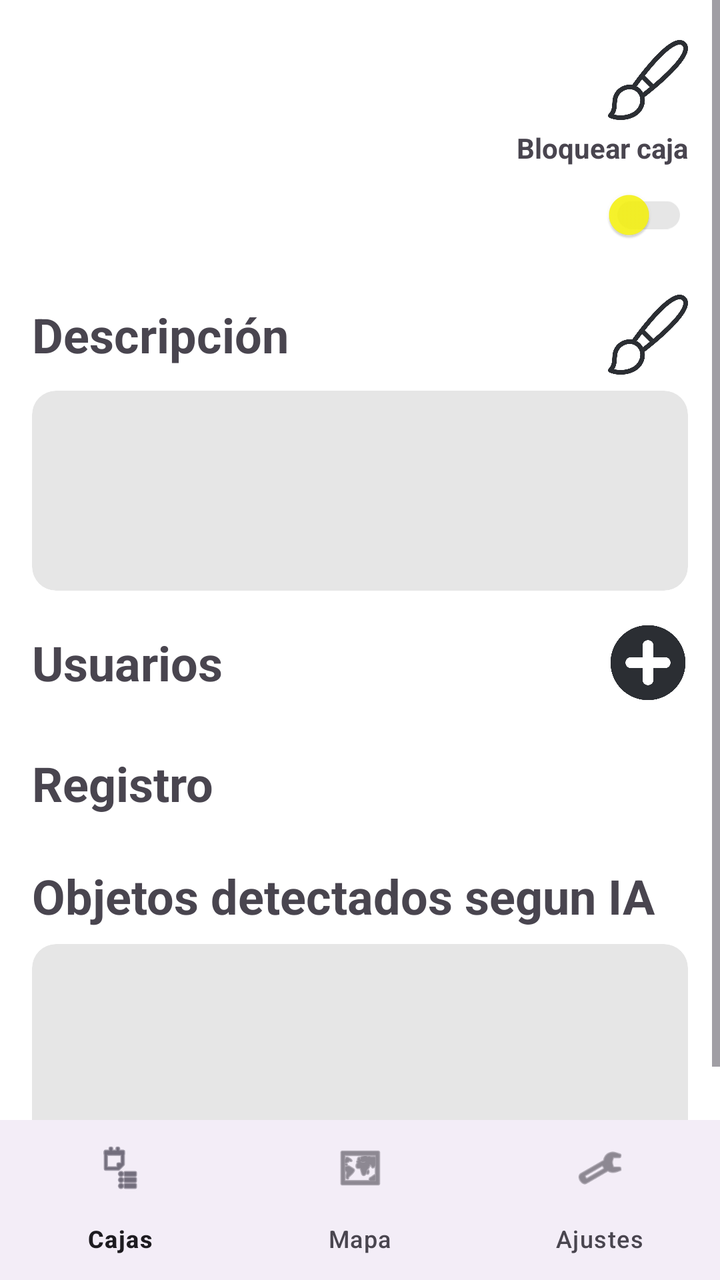
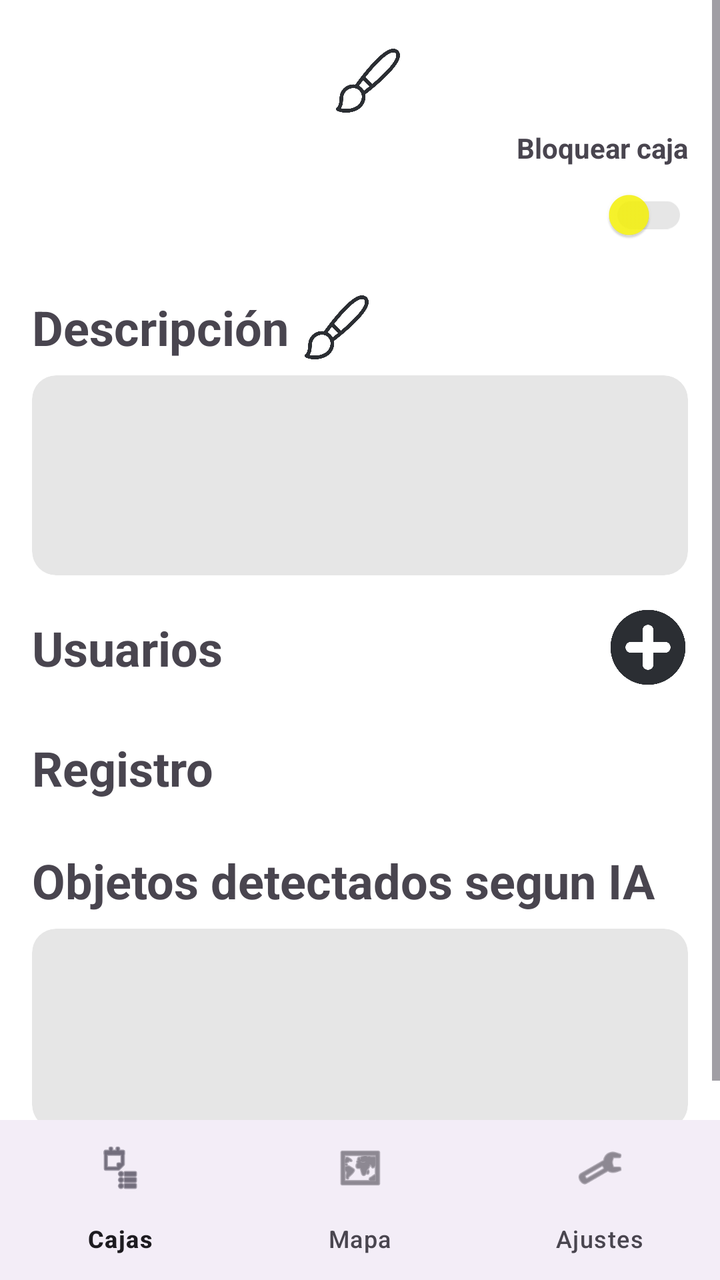

An Android layout rendered at two revisions. The XML below is the earlier revision; the diff shows what the commit changed to produce the second picture.
<!-- AndroidManifest.xml: application theme Theme.ProyeIoT -->
<!-- res/layout/activity_caja.xml -->
<?xml version="1.0" encoding="utf-8"?>
<LinearLayout xmlns:android="http://schemas.android.com/apk/res/android"
    xmlns:app="http://schemas.android.com/apk/res-auto"
    android:id="@+id/main"
    android:layout_width="match_parent"
    android:layout_height="match_parent"
    android:orientation="vertical">

    <FrameLayout
        android:layout_width="match_parent"
        android:layout_height="0dp"
        android:layout_weight="1">

        <ScrollView
            android:layout_width="match_parent"
            android:layout_height="match_parent">

            <LinearLayout
                android:layout_width="match_parent"
                android:layout_height="wrap_content"
                android:orientation="vertical"
                android:padding="16dp">

                <LinearLayout
                    android:layout_width="match_parent"
                    android:layout_height="wrap_content"
                    android:gravity="center_vertical"
                    android:orientation="horizontal">

                    <TextView
                        android:id="@+id/tvNombreCaja"
                        android:layout_width="0dp"
                        android:layout_height="wrap_content"
                        android:layout_weight="1"
                        android:gravity="center"
                        android:textSize="36sp"
                        android:textStyle="bold" />

                    <ImageButton
                        android:id="@+id/btnEditarNombre"
                        android:layout_width="40dp"
                        android:layout_height="40dp"
                        android:background="@android:color/transparent"
                        android:contentDescription="Editar nombre"
                        android:scaleType="fitCenter"
                        android:src="@drawable/icono_pincel"
                        app:tint="@color/fondo_3" />
                </LinearLayout>

                <TextView
                    android:layout_width="match_parent"
                    android:layout_height="wrap_content"
                    android:gravity="end"
                    android:text="Bloquear caja"
                    android:textStyle="bold" />

                <androidx.appcompat.widget.SwitchCompat
                    android:id="@+id/switchBloquear"
                    android:layout_width="match_parent"
                    android:layout_height="wrap_content"
                    android:gravity="end|center_vertical"
                    app:thumbTint="@color/boton_fondo"
                    app:trackTint="@color/fondo_2" />

                
                <LinearLayout
                    android:layout_width="match_parent"
                    android:layout_height="wrap_content"
                    android:layout_marginTop="16dp"
                    android:layout_marginBottom="8dp"
                    android:gravity="center_vertical"
                    android:orientation="horizontal">

                    <TextView
                        android:layout_width="0dp"
                        android:layout_height="wrap_content"
                        android:layout_weight="1"
                        android:text="Descripción"
                        android:textSize="24sp"
                        android:textStyle="bold" />

                    <ImageButton
                        android:id="@+id/btnEditarDescripcion"
                        android:layout_width="40dp"
                        android:layout_height="40dp"
                        android:background="@android:color/transparent"
                        android:contentDescription="Editar descripción"
                        android:scaleType="fitCenter"
                        android:src="@drawable/icono_pincel"
                        app:tint="@color/fondo_3" />
                </LinearLayout>

                <com.google.android.material.card.MaterialCardView
                    android:layout_width="match_parent"
                    android:layout_height="wrap_content"
                    app:cardBackgroundColor="@color/fondo_2"
                    app:cardCornerRadius="12dp"
                    app:cardElevation="0dp"
                    app:strokeWidth="0dp">

                    <TextView
                        android:id="@+id/tvDescripcion"
                        android:layout_width="match_parent"
                        android:layout_height="wrap_content"
                        android:minHeight="100dp"
                        android:padding="16dp"
                        android:textColor="@color/texto_cajas" />
                </com.google.android.material.card.MaterialCardView>

                
                <LinearLayout
                    android:layout_width="match_parent"
                    android:layout_height="wrap_content"
                    android:layout_marginTop="16dp"
                    android:layout_marginBottom="8dp"
                    android:gravity="center_vertical"
                    android:orientation="horizontal">

                    <TextView
                        android:layout_width="0dp"
                        android:layout_height="wrap_content"
                        android:layout_weight="1"
                        android:text="Usuarios"
                        android:textSize="24sp"
                        android:textStyle="bold" />

                    <ImageButton
                        android:id="@+id/btnAnadirUsuario"
                        android:layout_width="40dp"
                        android:layout_height="40dp"
                        android:background="@android:color/transparent"
                        android:contentDescription="Añadir usuario"
                        android:scaleType="fitCenter"
                        android:src="@drawable/icono_anadir"
                        app:tint="@color/fondo_3" />
                </LinearLayout>

                <com.google.android.material.card.MaterialCardView
                    android:layout_width="match_parent"
                    android:layout_height="wrap_content"
                    app:cardBackgroundColor="@color/fondo_2"
                    app:cardCornerRadius="12dp"
                    app:cardElevation="0dp"
                    app:strokeWidth="0dp">

                    <LinearLayout
                        android:id="@+id/rvUsuarios"
                        android:layout_width="match_parent"
                        android:layout_height="wrap_content"
                        android:orientation="vertical" />

                </com.google.android.material.card.MaterialCardView>

                
                <TextView
                    android:layout_width="wrap_content"
                    android:layout_height="wrap_content"
                    android:layout_marginTop="16dp"
                    android:layout_marginBottom="8dp"
                    android:text="Registro"
                    android:textSize="24sp"
                    android:textStyle="bold" />

                <com.google.android.material.card.MaterialCardView
                    android:layout_width="match_parent"
                    android:layout_height="wrap_content"
                    app:cardBackgroundColor="@color/fondo_2"
                    app:cardCornerRadius="12dp"
                    app:cardElevation="0dp"
                    app:strokeWidth="0dp">

                    <LinearLayout
                        android:id="@+id/rvRegistro"
                        android:layout_width="match_parent"
                        android:layout_height="wrap_content"
                        android:orientation="vertical" />
                </com.google.android.material.card.MaterialCardView>

                
                <TextView
                    android:layout_width="wrap_content"
                    android:layout_height="wrap_content"
                    android:layout_marginTop="16dp"
                    android:layout_marginBottom="8dp"
                    android:text="Objetos detectados segun IA"
                    android:textSize="24sp"
                    android:textStyle="bold" />

                <com.google.android.material.card.MaterialCardView
                    android:layout_width="match_parent"
                    android:layout_height="wrap_content"
                    app:cardBackgroundColor="@color/fondo_2"
                    app:cardCornerRadius="12dp"
                    app:cardElevation="0dp"
                    app:strokeWidth="0dp">

                    <TextView
                        android:id="@+id/tvObjetos"
                        android:layout_width="match_parent"
                        android:layout_height="wrap_content"
                        android:minHeight="100dp"
                        android:padding="16dp"
                        android:textColor="@color/texto_cajas" />
                </com.google.android.material.card.MaterialCardView>

            </LinearLayout>
        </ScrollView>
    </FrameLayout>

    <com.google.android.material.bottomnavigation.BottomNavigationView
        android:id="@+id/bottomNav"
        android:layout_width="match_parent"
        android:layout_height="wrap_content"
        app:menu="@menu/menu_inferior" />

</LinearLayout>
<!-- resources referenced by this layout -->
<resources>
  <color name="boton_fondo">@color/color_main</color>
  <color name="fondo_2">#E6E6E6</color>
  <color name="fondo_3">#2B2E33</color>
  <color name="texto_cajas">#000000</color>
  <!-- drawable icono_anadir: png bitmap (drawable, 11934 bytes) -->
  <!-- drawable icono_pincel: png bitmap (drawable, 14274 bytes) -->
  <style name="Theme.ProyeIoT" parent="Base.Theme.ProyeIoT">
          <item name="android:colorBackground">@color/fondo_1</item>
          <item name="android:windowBackground">@color/fondo_1</item>
      </style>
  <color name="color_main">#D6F8F402</color>
  <style name="Base.Theme.ProyeIoT" parent="Theme.Material3.DayNight.NoActionBar">
          <item name="materialButtonStyle">@style/Widget.ProyeIoT.Button</item>
      </style>
  <color name="fondo_1">#FFFFFFFF</color>
  <style name="Widget.ProyeIoT.Button" parent="Widget.Material3.Button">
          <item name="backgroundTint">@color/boton_fondo</item>
          <item name="android:textColor">@color/color_blanco</item>
          <item name="color">@color/color_negro</item>
      </style>
  <color name="color_blanco">#FFFFFF</color>
  <color name="color_negro">#000000</color>
</resources>

<!-- the commit's change to res/layout/activity_caja.xml (unified diff, before → after) -->
@@ -1,216 +1,249 @@
 <?xml version="1.0" encoding="utf-8"?>
-<LinearLayout xmlns:android="http://schemas.android.com/apk/res/android"
+<androidx.constraintlayout.widget.ConstraintLayout xmlns:android="http://schemas.android.com/apk/res/android"
     xmlns:app="http://schemas.android.com/apk/res-auto"
     android:id="@+id/main"
     android:layout_width="match_parent"
-    android:layout_height="match_parent"
-    android:orientation="vertical">
-
-    <FrameLayout
-        android:layout_width="match_parent"
+    android:layout_height="match_parent">
+
+    <ScrollView
+        android:id="@+id/scrollCaja"
+        android:layout_width="0dp"
         android:layout_height="0dp"
-        android:layout_weight="1">
-
-        <ScrollView
+        app:layout_constraintBottom_toTopOf="@id/bottomNav"
+        app:layout_constraintEnd_toEndOf="parent"
+        app:layout_constraintStart_toStartOf="parent"
+        app:layout_constraintTop_toTopOf="parent">
+
+        <androidx.constraintlayout.widget.ConstraintLayout
             android:layout_width="match_parent"
-            android:layout_height="match_parent">
-
-            <LinearLayout
-                android:layout_width="match_parent"
-                android:layout_height="wrap_content"
-                android:orientation="vertical"
-                android:padding="16dp">
+            android:layout_height="wrap_content"
+            android:padding="16dp">
+
+            <TextView
+                android:id="@+id/tvNombreCaja"
+                android:layout_width="wrap_content"
+                android:layout_height="wrap_content"
+                android:gravity="center"
+                android:textSize="36sp"
+                android:textStyle="bold"
+                app:layout_constrainedWidth="true"
+                app:layout_constraintEnd_toStartOf="@id/btnEditarNombre"
+                app:layout_constraintHorizontal_chainStyle="packed"
+                app:layout_constraintStart_toStartOf="parent"
+                app:layout_constraintTop_toTopOf="parent" />
+
+            <ImageButton
+                android:id="@+id/btnEditarNombre"
+                android:layout_width="32dp"
+                android:layout_height="32dp"
+                android:layout_marginStart="8dp"
+                android:background="@android:color/transparent"
+                android:contentDescription="Editar nombre"
+                android:scaleType="fitCenter"
+                android:src="@drawable/icono_pincel"
+                app:layout_constraintBottom_toBottomOf="@id/tvNombreCaja"
+                app:layout_constraintEnd_toEndOf="parent"
+                app:layout_constraintStart_toEndOf="@id/tvNombreCaja"
+                app:layout_constraintTop_toTopOf="@id/tvNombreCaja"
+                app:tint="@color/fondo_3" />
+
+            
+            <TextView
+                android:id="@+id/tvBloquearLabel"
+                android:layout_width="0dp"
+                android:layout_height="wrap_content"
+                android:gravity="end"
+                android:text="Bloquear caja"
+                android:textStyle="bold"
+                app:layout_constraintEnd_toEndOf="parent"
+                app:layout_constraintStart_toStartOf="parent"
+                app:layout_constraintTop_toBottomOf="@id/tvNombreCaja" />
+
+            <androidx.appcompat.widget.SwitchCompat
+                android:id="@+id/switchBloquear"
+                android:layout_width="0dp"
+                android:layout_height="wrap_content"
+                android:gravity="end|center_vertical"
+                app:layout_constraintEnd_toEndOf="parent"
+                app:layout_constraintStart_toStartOf="parent"
+                app:layout_constraintTop_toBottomOf="@id/tvBloquearLabel"
+                app:thumbTint="@color/boton_fondo"
+                app:trackTint="@color/fondo_2" />
+
+            
+            <TextView
+                android:id="@+id/tvTituloDescripcion"
+                android:layout_width="wrap_content"
+                android:layout_height="wrap_content"
+                android:layout_marginTop="16dp"
+                android:text="Descripción"
+                android:textSize="24sp"
+                android:textStyle="bold"
+                app:layout_constraintEnd_toStartOf="@id/btnEditarDescripcion"
+                app:layout_constraintHorizontal_bias="0"
+                app:layout_constraintHorizontal_chainStyle="packed"
+                app:layout_constraintStart_toStartOf="parent"
+                app:layout_constraintTop_toBottomOf="@id/switchBloquear" />
+
+            <ImageButton
+                android:id="@+id/btnEditarDescripcion"
+                android:layout_width="32dp"
+                android:layout_height="32dp"
+                android:layout_marginStart="8dp"
+                android:background="@android:color/transparent"
+                android:contentDescription="Editar descripción"
+                android:scaleType="fitCenter"
+                android:src="@drawable/icono_pincel"
+                app:layout_constraintBottom_toBottomOf="@id/tvTituloDescripcion"
+                app:layout_constraintEnd_toEndOf="parent"
+                app:layout_constraintHorizontal_bias="0"
+                app:layout_constraintStart_toEndOf="@id/tvTituloDescripcion"
+                app:layout_constraintTop_toTopOf="@id/tvTituloDescripcion"
+                app:tint="@color/fondo_3" />
+
+            <com.google.android.material.card.MaterialCardView
+                android:id="@+id/cardDescripcion"
+                android:layout_width="0dp"
+                android:layout_height="wrap_content"
+                android:layout_marginTop="8dp"
+                app:cardBackgroundColor="@color/fondo_2"
+                app:cardCornerRadius="12dp"
+                app:cardElevation="0dp"
+                app:layout_constraintEnd_toEndOf="parent"
+                app:layout_constraintStart_toStartOf="parent"
+                app:layout_constraintTop_toBottomOf="@id/tvTituloDescripcion"
+                app:strokeWidth="0dp">
+
+                <TextView
+                    android:id="@+id/tvDescripcion"
+                    android:layout_width="match_parent"
+                    android:layout_height="wrap_content"
+                    android:minHeight="100dp"
+                    android:padding="16dp"
+                    android:textColor="@color/texto_cajas" />
+            </com.google.android.material.card.MaterialCardView>
+
+            <ImageButton
+                android:id="@+id/btnAnadirUsuario"
+                android:layout_width="40dp"
+                android:layout_height="40dp"
+                android:layout_marginTop="16dp"
+                android:background="@android:color/transparent"
+                android:contentDescription="Añadir usuario"
+                android:scaleType="fitCenter"
+                android:src="@drawable/icono_anadir"
+                app:layout_constraintEnd_toEndOf="parent"
+                app:layout_constraintTop_toBottomOf="@id/cardDescripcion"
+                app:tint="@color/fondo_3" />
+
+            <TextView
+                android:id="@+id/tvTituloUsuarios"
+                android:layout_width="0dp"
+                android:layout_height="wrap_content"
+                android:text="Usuarios"
+                android:textSize="24sp"
+                android:textStyle="bold"
+                app:layout_constraintBottom_toBottomOf="@id/btnAnadirUsuario"
+                app:layout_constraintEnd_toStartOf="@id/btnAnadirUsuario"
+                app:layout_constraintStart_toStartOf="parent"
+                app:layout_constraintTop_toTopOf="@id/btnAnadirUsuario" />
+
+            <com.google.android.material.card.MaterialCardView
+                android:id="@+id/cardUsuarios"
+                android:layout_width="0dp"
+                android:layout_height="wrap_content"
+                android:layout_marginTop="8dp"
+                app:cardBackgroundColor="@color/fondo_2"
+                app:cardCornerRadius="12dp"
+                app:cardElevation="0dp"
+                app:layout_constraintEnd_toEndOf="parent"
+                app:layout_constraintStart_toStartOf="parent"
+                app:layout_constraintTop_toBottomOf="@id/btnAnadirUsuario"
+                app:strokeWidth="0dp">
 
                 <LinearLayout
-                    android:layout_width="match_parent"
-                    android:layout_height="wrap_content"
-                    android:gravity="center_vertical"
-                    android:orientation="horizontal">
-
-                    <TextView
-                        android:id="@+id/tvNombreCaja"
-                        android:layout_width="0dp"
-                        android:layout_height="wrap_content"
-                        android:layout_weight="1"
-                        android:gravity="center"
-                        android:textSize="36sp"
-                        android:textStyle="bold" />
-
-                    <ImageButton
-                        android:id="@+id/btnEditarNombre"
-                        android:layout_width="40dp"
-                        android:layout_height="40dp"
-                        android:background="@android:color/transparent"
-                        android:contentDescription="Editar nombre"
-                        android:scaleType="fitCenter"
-                        android:src="@drawable/icono_pincel"
-                        app:tint="@color/fondo_3" />
-                </LinearLayout>
+                    android:id="@+id/rvUsuarios"
+                    android:layout_width="match_parent"
+                    android:layout_height="wrap_content"
+                    android:orientation="vertical" />
+            </com.google.android.material.card.MaterialCardView>
+
+            <TextView
+                android:id="@+id/tvTituloRegistro"
+                android:layout_width="0dp"
+                android:layout_height="wrap_content"
+                android:layout_marginTop="16dp"
+                android:text="Registro"
+                android:textSize="24sp"
+                android:textStyle="bold"
+                app:layout_constraintEnd_toEndOf="parent"
+                app:layout_constraintStart_toStartOf="parent"
+                app:layout_constraintTop_toBottomOf="@id/cardUsuarios" />
+
+            <com.google.android.material.card.MaterialCardView
+                android:id="@+id/cardRegistro"
+                android:layout_width="0dp"
+                android:layout_height="wrap_content"
+                android:layout_marginTop="8dp"
+                app:cardBackgroundColor="@color/fondo_2"
+                app:cardCornerRadius="12dp"
+                app:cardElevation="0dp"
+                app:layout_constraintEnd_toEndOf="parent"
+                app:layout_constraintStart_toStartOf="parent"
+                app:layout_constraintTop_toBottomOf="@id/tvTituloRegistro"
+                app:strokeWidth="0dp">
+
+                <LinearLayout
+                    android:id="@+id/rvRegistro"
+                    android:layout_width="match_parent"
+                    android:layout_height="wrap_content"
+                    android:orientation="vertical" />
+            </com.google.android.material.card.MaterialCardView>
+
+            <TextView
+                android:id="@+id/tvTituloObjetos"
+                android:layout_width="0dp"
+                android:layout_height="wrap_content"
+                android:layout_marginTop="16dp"
+                android:text="Objetos detectados segun IA"
+                android:textSize="24sp"
+                android:textStyle="bold"
+                app:layout_constraintEnd_toEndOf="parent"
+                app:layout_constraintStart_toStartOf="parent"
+                app:layout_constraintTop_toBottomOf="@id/cardRegistro" />
+
+            <com.google.android.material.card.MaterialCardView
+                android:id="@+id/cardObjetos"
+                android:layout_width="0dp"
+                android:layout_height="wrap_content"
+                android:layout_marginTop="8dp"
+                app:cardBackgroundColor="@color/fondo_2"
+                app:cardCornerRadius="12dp"
+                app:cardElevation="0dp"
+                app:layout_constraintEnd_toEndOf="parent"
+                app:layout_constraintStart_toStartOf="parent"
+                app:layout_constraintTop_toBottomOf="@id/tvTituloObjetos"
+                app:strokeWidth="0dp">
 
                 <TextView
-                    android:layout_width="match_parent"
-                    android:layout_height="wrap_content"
-                    android:gravity="end"
-                    android:text="Bloquear caja"
-                    android:textStyle="bold" />
-
-                <androidx.appcompat.widget.SwitchCompat
-                    android:id="@+id/switchBloquear"
-                    android:layout_width="match_parent"
-                    android:layout_height="wrap_content"
-                    android:gravity="end|center_vertical"
-                    app:thumbTint="@color/boton_fondo"
-                    app:trackTint="@color/fondo_2" />
-
-                
-                <LinearLayout
-                    android:layout_width="match_parent"
-                    android:layout_height="wrap_content"
-                    android:layout_marginTop="16dp"
-                    android:layout_marginBottom="8dp"
-                    android:gravity="center_vertical"
-                    android:orientation="horizontal">
-
-                    <TextView
-                        android:layout_width="0dp"
-                        android:layout_height="wrap_content"
-                        android:layout_weight="1"
-                        android:text="Descripción"
-                        android:textSize="24sp"
-                        android:textStyle="bold" />
-
-                    <ImageButton
-                        android:id="@+id/btnEditarDescripcion"
-                        android:layout_width="40dp"
-                        android:layout_height="40dp"
-                        android:background="@android:color/transparent"
-                        android:contentDescription="Editar descripción"
-                        android:scaleType="fitCenter"
-                        android:src="@drawable/icono_pincel"
-                        app:tint="@color/fondo_3" />
-                </LinearLayout>
-
-                <com.google.android.material.card.MaterialCardView
-                    android:layout_width="match_parent"
-                    android:layout_height="wrap_content"
-                    app:cardBackgroundColor="@color/fondo_2"
-                    app:cardCornerRadius="12dp"
-                    app:cardElevation="0dp"
-                    app:strokeWidth="0dp">
-
-                    <TextView
-                        android:id="@+id/tvDescripcion"
-                        android:layout_width="match_parent"
-                        android:layout_height="wrap_content"
-                        android:minHeight="100dp"
-                        android:padding="16dp"
-                        android:textColor="@color/texto_cajas" />
-                </com.google.android.material.card.MaterialCardView>
-
-                
-                <LinearLayout
-                    android:layout_width="match_parent"
-                    android:layout_height="wrap_content"
-                    android:layout_marginTop="16dp"
-                    android:layout_marginBottom="8dp"
-                    android:gravity="center_vertical"
-                    android:orientation="horizontal">
-
-                    <TextView
-                        android:layout_width="0dp"
-                        android:layout_height="wrap_content"
-                        android:layout_weight="1"
-                        android:text="Usuarios"
-                        android:textSize="24sp"
-                        android:textStyle="bold" />
-
-                    <ImageButton
-                        android:id="@+id/btnAnadirUsuario"
-                        android:layout_width="40dp"
-                        android:layout_height="40dp"
-                        android:background="@android:color/transparent"
-                        android:contentDescription="Añadir usuario"
-                        android:scaleType="fitCenter"
-                        android:src="@drawable/icono_anadir"
-                        app:tint="@color/fondo_3" />
-                </LinearLayout>
-
-                <com.google.android.material.card.MaterialCardView
-                    android:layout_width="match_parent"
-                    android:layout_height="wrap_content"
-                    app:cardBackgroundColor="@color/fondo_2"
-                    app:cardCornerRadius="12dp"
-                    app:cardElevation="0dp"
-                    app:strokeWidth="0dp">
-
-                    <LinearLayout
-                        android:id="@+id/rvUsuarios"
-                        android:layout_width="match_parent"
-                        android:layout_height="wrap_content"
-                        android:orientation="vertical" />
-
-                </com.google.android.material.card.MaterialCardView>
-
-                
-                <TextView
-                    android:layout_width="wrap_content"
-                    android:layout_height="wrap_content"
-                    android:layout_marginTop="16dp"
-                    android:layout_marginBottom="8dp"
-                    android:text="Registro"
-                    android:textSize="24sp"
-                    android:textStyle="bold" />
-
-                <com.google.android.material.card.MaterialCardView
-                    android:layout_width="match_parent"
-                    android:layout_height="wrap_content"
-                    app:cardBackgroundColor="@color/fondo_2"
-                    app:cardCornerRadius="12dp"
-                    app:cardElevation="0dp"
-                    app:strokeWidth="0dp">
-
-                    <LinearLayout
-                        android:id="@+id/rvRegistro"
-                        android:layout_width="match_parent"
-                        android:layout_height="wrap_content"
-                        android:orientation="vertical" />
-                </com.google.android.material.card.MaterialCardView>
-
-                
-                <TextView
-                    android:layout_width="wrap_content"
-                    android:layout_height="wrap_content"
-                    android:layout_marginTop="16dp"
-                    android:layout_marginBottom="8dp"
-                    android:text="Objetos detectados segun IA"
-                    android:textSize="24sp"
-                    android:textStyle="bold" />
-
-                <com.google.android.material.card.MaterialCardView
-                    android:layout_width="match_parent"
-                    android:layout_height="wrap_content"
-                    app:cardBackgroundColor="@color/fondo_2"
-                    app:cardCornerRadius="12dp"
-                    app:cardElevation="0dp"
-                    app:strokeWidth="0dp">
-
-                    <TextView
-                        android:id="@+id/tvObjetos"
-                        android:layout_width="match_parent"
-                        android:layout_height="wrap_content"
-                        android:minHeight="100dp"
-                        android:padding="16dp"
-                        android:textColor="@color/texto_cajas" />
-                </com.google.android.material.card.MaterialCardView>
-
-            </LinearLayout>
-        </ScrollView>
-    </FrameLayout>
+                    android:id="@+id/tvObjetos"
+                    android:layout_width="match_parent"
+                    android:layout_height="wrap_content"
+                    android:minHeight="100dp"
+                    android:padding="16dp"
+                    android:textColor="@color/texto_cajas" />
+            </com.google.android.material.card.MaterialCardView>
+
+        </androidx.constraintlayout.widget.ConstraintLayout>
+    </ScrollView>
 
     <com.google.android.material.bottomnavigation.BottomNavigationView
         android:id="@+id/bottomNav"
-        android:layout_width="match_parent"
+        android:layout_width="0dp"
         android:layout_height="wrap_content"
+        app:layout_constraintBottom_toBottomOf="parent"
+        app:layout_constraintEnd_toEndOf="parent"
+        app:layout_constraintStart_toStartOf="parent"
         app:menu="@menu/menu_inferior" />
 
-</LinearLayout>
+</androidx.constraintlayout.widget.ConstraintLayout>
